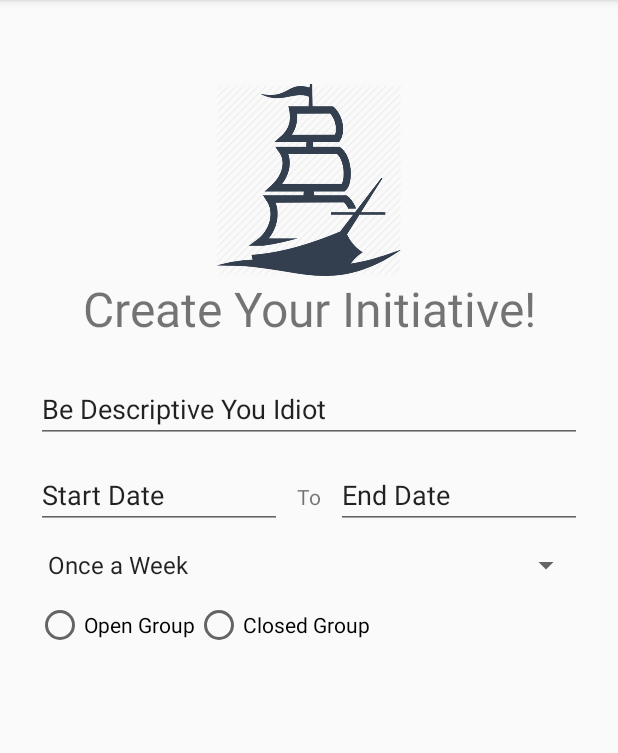
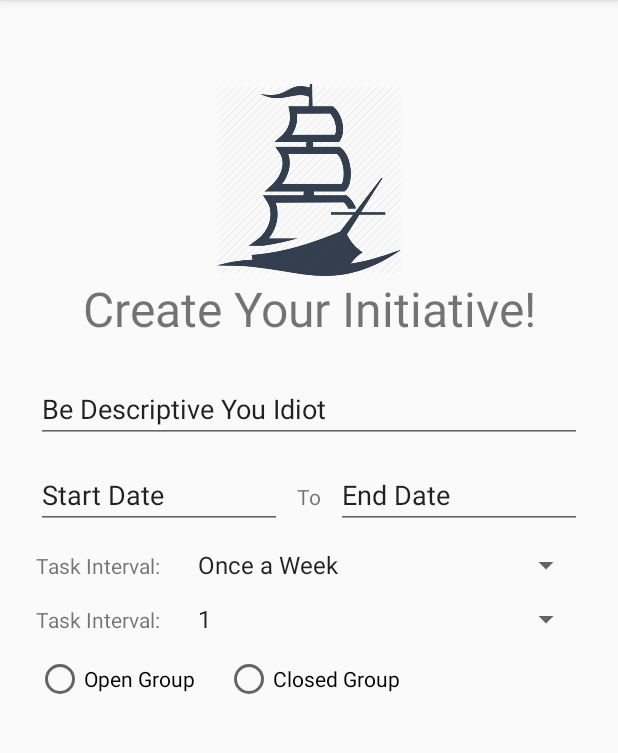
Before and after one commit to laronson/fellowship, an Android app: the CreateInitiativeActivity screen opened directly, with no data from a screen before it, on a phone screen of 412 x 824 dp, the part 84-837 px from its top. Run offline under Robolectric (Android 15) with nearby library versions, the phone set to English and light mode, and no system bars; our stand-ins replace ButterKnife.

Commit message:
Adding Spinners

```diff
--- a/app/src/main/java/com/teamawesome/fellowship/CreateInitiativeActivity.java
+++ b/app/src/main/java/com/teamawesome/fellowship/CreateInitiativeActivity.java
@@ -4,7 +4,9 @@ import android.os.Bundle;
 import android.support.v4.app.DialogFragment;
 import android.support.v7.app.AppCompatActivity;
 import android.view.View;
+import android.widget.ArrayAdapter;
 import android.widget.EditText;
+import android.widget.Spinner;
 
 import butterknife.BindView;
 import butterknife.ButterKnife;
@@ -14,6 +16,7 @@ public class CreateInitiativeActivity extends AppCompatActivity {
     @BindView(R.id.input_initiativeTitle) EditText _initiativeTitle;
     @BindView(R.id.startDate) EditText _startDate;
     @BindView(R.id.endDate) EditText _endDate;
+    @BindView(R.id.spinner_groupsize) Spinner _groupSizeSpinner;
 
 
     @Override
@@ -21,6 +24,10 @@ public class CreateInitiativeActivity extends AppCompatActivity {
         super.onCreate(savedInstanceState);
         setContentView(R.layout.activity_create_initiative);
         ButterKnife.bind(this);
+
+        Integer[] items = new Integer[]{1,2,3,4,5,6,7,8,9,10,11,12};
+        ArrayAdapter<Integer> adapter = new ArrayAdapter<Integer>(this,android.R.layout.simple_spinner_item, items);
+        _groupSizeSpinner.setAdapter(adapter);
 
         _initiativeTitle.setOnFocusChangeListener(new TextFocusChangeListener(getString(R.string.title_instruction), _initiativeTitle));
     }
--- a/app/src/main/res/layout/activity_create_initiative.xml
+++ b/app/src/main/res/layout/activity_create_initiative.xml
@@ -29,7 +29,7 @@
             android:layout_marginBottom="@dimen/default_vertical_margin"
             android:gravity="center"
             android:text="@string/create_initiative"
-            android:textSize="32dp" />
+            android:textSize="32sp" />
 
         <!-- Used as dummy view to set focus off of first Text Field -->
         <LinearLayout
@@ -88,23 +88,59 @@
         </LinearLayout>
 
 
-
-        <Spinner
-            android:id="@+id/spinner_taskInterval"
-            android:layout_width="match_parent"
+        <LinearLayout
+            android:layout_width="fill_parent"
             android:layout_height="wrap_content"
             android:layout_marginBottom="@dimen/default_vertical_margin"
-            android:entries="@array/intervals_array"
-            android:prompt="@string/interval_prompt" />
+            android:orientation="horizontal">
+
+            <TextView
+                android:id="@+id/interval_task_title"
+                android:layout_width="100dp"
+                android:layout_height="wrap_content"
+                android:text="@string/task_interval" />
+
+            <Spinner
+                android:id="@+id/spinner_taskInterval"
+                android:layout_width="match_parent"
+                android:layout_height="wrap_content"
+                android:entries="@array/intervals_array"
+                android:prompt="@string/interval_prompt" />
+
+        </LinearLayout>
+
+        <LinearLayout
+            android:layout_width="fill_parent"
+            android:layout_height="wrap_content"
+            android:layout_marginBottom="@dimen/default_vertical_margin"
+            android:orientation="horizontal">
+
+            <TextView
+                android:id="@+id/group_size_title"
+                android:layout_width="100dp"
+                android:layout_height="wrap_content"
+                android:text="@string/task_interval"
+                tools:text="@string/group_size" />
+
+            <Spinner
+                android:id="@+id/spinner_groupsize"
+                android:layout_width="fill_parent"
+                android:layout_height="wrap_content"
+                android:entries="@array/intervals_array"
+                android:prompt="@string/interval_prompt" />
+
+        </LinearLayout>
+
 
         <RadioGroup
-            android:layout_width="wrap_content"
+            android:layout_width="fill_parent"
             android:layout_height="wrap_content"
             android:layout_marginBottom="@dimen/default_vertical_margin"
             android:orientation="horizontal">
             <RadioButton
                 android:layout_width="wrap_content"
                 android:layout_height="wrap_content"
+                android:layout_marginEnd="20dp"
                 android:text="@string/open_group"/>
             <RadioButton
                 android:layout_width="wrap_content"
--- a/app/src/main/res/values/strings.xml
+++ b/app/src/main/res/values/strings.xml
@@ -9,6 +9,8 @@
     <string name="startDate">Start Date</string>
     <string name="to">To</string>
     <string name="endDate">End Date</string>
+    <string name="task_interval">Task Interval:</string>
+    <string name="group_size">Group Size:</string>
 
     <string-array name="intervals_array">
         <item>Once a Week</item>
@@ -19,4 +21,5 @@
 
     <string name="open_group">Open Group</string>
     <string name="closed_group">Closed Group</string>
+
 </resources>
```
